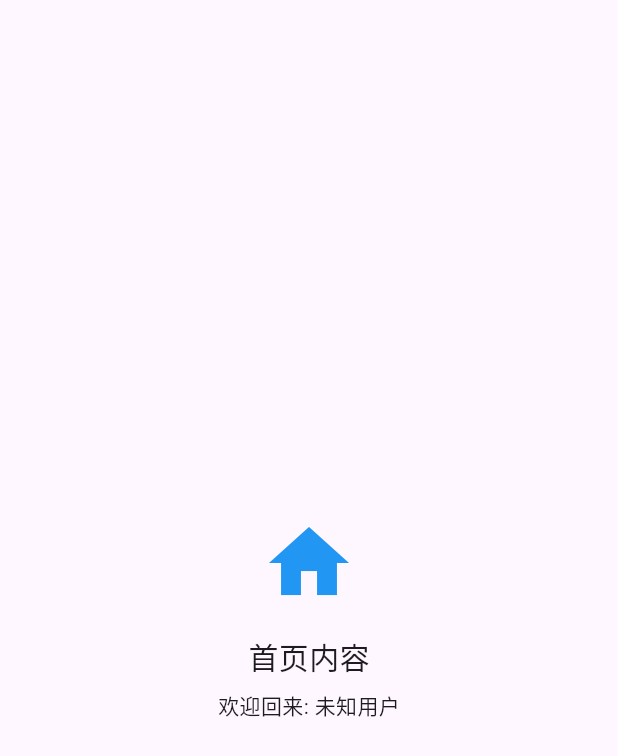
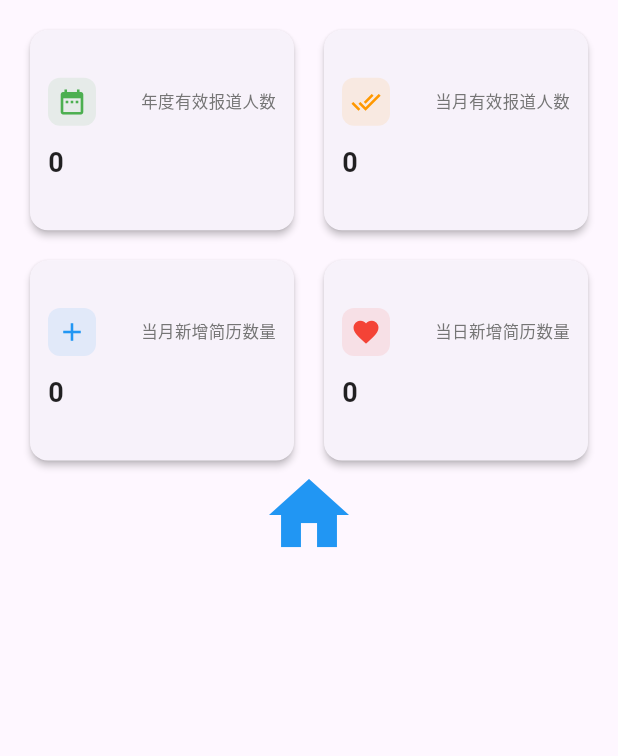
Before and after one commit to oubin17/lushi_app, a Flutter app: the IndexPage widget shown alone on an empty page, opened directly, on a phone screen of 412 x 824 dp. Shown: the top 756 px of the screen. Run offline on Flutter 3.47's test engine with Material 3 defaults, Android fonts, the light colour scheme and no system bars; our stand-ins replace dio, flutter_secure_storage, flutter_svg, fluttertoast, shared_preferences; missing offline and left inert: encrypt, pointycastle; accounts and stored records are empty; network calls fail.

Commit message:
添加项目统计接口

```diff
--- a/lib/core/constants/base_constants.dart
+++ b/lib/core/constants/base_constants.dart
@@ -3,7 +3,9 @@ import 'package:lushi_app/core/constants/system/system_constants.dart';
 class BaseConstants {
   // 根据平台自动选择正确的 baseUrl
   static String get baseUrl {
-    return 'http://${SystemConstants.serverIp}:8080/odk-base-template/api';
+    return 'http://${SystemConstants.serverIp}:8082/lushi-crm/api';
+
+    // return 'http://${SystemConstants.serverIp}:8080/odk-base-template/api';
 
     // iOS 模拟器或真机
     // if (Platform.isIOS) {
--- a/lib/core/constants/system/system_constants.dart
+++ b/lib/core/constants/system/system_constants.dart
@@ -6,7 +6,9 @@ class SystemConstants {
   static const String tokenHeader = 'ODK-TOKEN';
 
   // 租户ID
-  static const String tenantId = 'DEFAULT';
+  static const String tenantId = 'ODK-LUSHI';
+
+  // static const String tenantId = 'ODK-LUSHI';
 
   static String get serverIp {
     // iOS 模拟器或真机
--- a/lib/features/auth/data/models/userlogin_response.dart
+++ b/lib/features/auth/data/models/userlogin_response.dart
@@ -13,6 +13,7 @@ class UserLoginResponse extends UserEntity {
   String? isAdmin;
   UserLoginResponse({
     this.token,
+    this.isAdmin,
     required super.userId,
     required super.userType,
     required super.userStatus,
--- a/lib/features/auth/presentation/login_or_regist.dart
+++ b/lib/features/auth/presentation/login_or_regist.dart
@@ -35,16 +35,34 @@ class _InnerLoginPageState extends State<InnerLoginPage> {
   Widget build(BuildContext context) {
     return Scaffold(
       appBar: BasicAppbar(
-        title: SvgPicture.asset(AppImages.logoBg, height: 40),
+        // title: SvgPicture.asset(AppImages.logoBg, height: 80),
+        title: Text(widget.title),
       ),
-      body: Padding(
-        padding: const EdgeInsets.symmetric(horizontal: 30.0, vertical: 50.0),
+      body: Stack(
+        children: [
+          SvgPicture.asset(
+            AppImages.logoBg,
+            width: double.infinity,
+            height: double.infinity,
+          ),
+          // 背景图片
+          // Image.asset(
+          //   AppImages.authBg,
+          //   fit: BoxFit.cover,
+          //   width: double.infinity,
+          //   height: double.infinity,
+          // ),
+          Padding(
+            padding: const EdgeInsets.symmetric(
+              horizontal: 30.0,
+              vertical: 50.0,
+            ),
             child: Form(
               key: _formKey,
               child: Column(
                 crossAxisAlignment: CrossAxisAlignment.center,
                 children: [
-              _registerText(),
+                  // _registerText(),
                   const SizedBox(height: 20),
                   _emailField(context),
                   const SizedBox(height: 20),
@@ -55,6 +73,10 @@ class _InnerLoginPageState extends State<InnerLoginPage> {
                 ],
               ),
             ),
+          ),
+        ],
+
+        // Container(color: Colors.black.withOpacity(0.3)),
       ),
     );
   }
@@ -99,6 +121,7 @@ class _InnerLoginPageState extends State<InnerLoginPage> {
     return TextFormField(
       controller: _emailController,
       decoration: const InputDecoration(hintText: '账号'),
+      // style: const TextStyle(fontSize: 16),
       validator: (value) {
         if (value == null || value.isEmpty) {
           return '请输入账号';
--- a/lib/features/auth/presentation/welcome.dart
+++ b/lib/features/auth/presentation/welcome.dart
@@ -26,26 +26,26 @@ class Welcome extends StatelessWidget {
                 const SizedBox(height: 200),
                 const Center(
                   child: Text(
-                    '禄仕人力管理系统',
+                    '禄仕管理系统',
                     style: TextStyle(
-                      fontSize: 28,
-                      color: Color.fromARGB(255, 127, 144, 235),
+                      fontSize: 30,
+                      color: Color.fromARGB(255, 12, 178, 189),
                       fontWeight: FontWeight.bold,
                     ),
                   ),
                 ),
                 const Spacer(),
-                BasicAppButton(
-                  onPressed: () {
+                GestureDetector(
+                  onTap: () {
+                    // 执行跳转
                     Navigator.push(
                       context,
                       MaterialPageRoute(
-                        builder: (BuildContext context) =>
-                            const LoginOrRegist(),
+                        builder: (context) => const LoginOrRegist(),
                       ),
                     );
                   },
-                  title: "登录",
+                  child: const Icon(Icons.login, size: 40, color: Colors.white),
                 ),
                 const SizedBox(height: 20),
               ],
--- /dev/null
+++ b/lib/features/home/data/api/home_resume_api.dart
@@ -0,0 +1,32 @@
+import 'package:lushi_app/core/network/api_service.dart';
+import 'package:lushi_app/core/utils/log_utils.dart';
+import 'package:lushi_app/features/home/data/models/projectinfo_statistics_response.dart';
+import 'package:lushi_app/models/response/service_response.dart';
+
+class HomeResumeApi {
+  final ApiService _apiService = ApiService.instance;
+
+  Future<ProjectInfoStatisticsResponse> getProjectInfoStatistics() async {
+    try {
+      ServiceResponse response = await _apiService.get(
+        '/project/info/statistic',
+      );
+
+      if (response.data == null) {
+        return ProjectInfoStatisticsResponse(
+          validReportCount: 0,
+          addReportCount: 0,
+          reviewCount: 0,
+          todayReviewCount: 0,
+        );
+      }
+
+      return ProjectInfoStatisticsResponse.fromJson(
+        response.data as Map<String, dynamic>,
+      );
+    } catch (e, stackTrace) {
+      Log.e('🚨 [HomeResumeApi] 获取项目统计信息失败: $e, $stackTrace');
+      rethrow;
+    }
+  }
+}
--- /dev/null
+++ b/lib/features/home/data/models/projectinfo_statistics_response.dart
@@ -0,0 +1,22 @@
+import 'package:json_annotation/json_annotation.dart';
+
+part 'projectinfo_statistics_response.g.dart';
+
+@JsonSerializable()
+class ProjectInfoStatisticsResponse {
+  int validReportCount = 0;
+  int addReportCount = 0;
+  int reviewCount = 0;
+  int todayReviewCount = 0;
+
+  ProjectInfoStatisticsResponse({
+    required this.validReportCount,
+    required this.addReportCount,
+    required this.reviewCount,
+    required this.todayReviewCount,
+  });
+  factory ProjectInfoStatisticsResponse.fromJson(Map<String, dynamic> json) =>
+      _$ProjectInfoStatisticsResponseFromJson(json);
+
+  Map<String, dynamic> toJson() => _$ProjectInfoStatisticsResponseToJson(this);
+}
--- /dev/null
+++ b/lib/features/home/domain/home_resume_service.dart
@@ -0,0 +1,11 @@
+import 'package:lushi_app/features/home/data/api/home_resume_api.dart';
+import 'package:lushi_app/features/home/data/models/projectinfo_statistics_response.dart';
+
+class HomeResumeService {
+  final HomeResumeApi homeResumeApi = HomeResumeApi();
+
+  /// 获取首页项目统计信息
+  Future<ProjectInfoStatisticsResponse> getProjectInfoStatistics() async {
+    return await homeResumeApi.getProjectInfoStatistics();
+  }
+}
--- a/lib/features/home/presentation/pages/index_page.dart
+++ b/lib/features/home/presentation/pages/index_page.dart
@@ -1,6 +1,7 @@
 import 'package:flutter/material.dart';
 import 'package:lushi_app/core/storage/storage_manager.dart';
 import 'package:lushi_app/features/auth/data/models/userlogin_response.dart';
+import 'package:lushi_app/features/home/presentation/widgets/projectinfo_gridview_widget.dart';
 
 class IndexPage extends StatelessWidget {
   const IndexPage({super.key});
@@ -12,15 +13,18 @@ class IndexPage extends StatelessWidget {
       (json) => UserLoginResponse.fromJson(json),
     );
 
-    return Center(
+    return Padding(
+      padding: const EdgeInsets.all(16.0),
       child: Column(
-        mainAxisAlignment: MainAxisAlignment.center,
+        // mainAxisAlignment: MainAxisAlignment.center,
         children: [
+          ProjectInfoGridViewWidget(),
+
           const Icon(Icons.home, size: 64, color: Colors.blue),
-          const SizedBox(height: 16),
-          const Text('首页内容', style: TextStyle(fontSize: 20)),
-          const SizedBox(height: 8),
-          Text('欢迎回来: ${userLoginResponse?.userId ?? "未知用户"}'),
+          // const SizedBox(height: 16),
+          // const Text('首页内容', style: TextStyle(fontSize: 20)),
+          // const SizedBox(height: 8),
+          // Text('欢迎回来: ${userLoginResponse?.userId ?? "未知用户"}'),
         ],
       ),
     );
--- a/lib/features/home/presentation/pages/profile_page.dart
+++ b/lib/features/home/presentation/pages/profile_page.dart
@@ -39,7 +39,7 @@ class ProfilePage extends StatelessWidget {
   /// 构建个人信息卡片
   Widget _buildInfoCard(UserLoginResponse user) {
     return Card(
-      elevation: 4, // 阴影高度
+      elevation: 2, // 阴影高度
       shape: RoundedRectangleBorder(
         borderRadius: BorderRadius.circular(12),
       ), // 圆角
--- /dev/null
+++ b/lib/features/home/presentation/widgets/projectinfo_gridview_widget.dart
@@ -0,0 +1,137 @@
+import 'package:flutter/material.dart';
+import 'package:lushi_app/features/home/data/models/projectinfo_statistics_response.dart';
+import 'package:lushi_app/features/home/domain/home_resume_service.dart';
+
+class ProjectInfoGridViewWidget extends StatefulWidget {
+  const ProjectInfoGridViewWidget({super.key});
+
+  @override
+  State<ProjectInfoGridViewWidget> createState() =>
+      _ProjectInfoGridViewWidgetState();
+}
+
+class _ProjectInfoGridViewWidgetState extends State<ProjectInfoGridViewWidget> {
+  /// 项目统计信息
+  ProjectInfoStatisticsResponse? projectInfoStatisticsResponse;
+
+  @override
+  void initState() {
+    super.initState();
+    getProjectInfoStatistics();
+  }
+
+  /// 获取项目统计信息
+  Future<void> getProjectInfoStatistics() async {
+    projectInfoStatisticsResponse = await HomeResumeService()
+        .getProjectInfoStatistics();
+    setState(() {});
+  }
+
+  @override
+  Widget build(BuildContext context) {
+    return // 使用 GridView 实现 2x2 布局
+    GridView.count(
+      shrinkWrap: true,
+      physics: const NeverScrollableScrollPhysics(),
+      crossAxisCount: 2,
+      crossAxisSpacing: 12,
+      mainAxisSpacing: 12,
+      childAspectRatio: 1.3, // 稍微降低比例，增加卡片高度
+      children: [
+        StatCard(
+          title: "年度有效报道人数",
+          value:
+              projectInfoStatisticsResponse?.validReportCount.toString() ?? "0",
+          icon: Icons.date_range,
+          color: Colors.green,
+        ),
+        StatCard(
+          title: "当月有效报道人数",
+          value: projectInfoStatisticsResponse?.reviewCount.toString() ?? "0",
+          icon: Icons.done_all,
+          color: Colors.orange,
+        ),
+        StatCard(
+          title: "当月新增简历数量",
+          value:
+              projectInfoStatisticsResponse?.addReportCount.toString() ?? "0",
+          icon: Icons.add,
+          color: Colors.blue,
+        ),
+        StatCard(
+          title: "当日新增简历数量",
+          value:
+              projectInfoStatisticsResponse?.todayReviewCount.toString() ?? "0",
+          icon: Icons.favorite,
+          color: Colors.red,
+        ),
+      ],
+    );
+  }
+}
+
+// 封装好的统计卡片组件
+class StatCard extends StatelessWidget {
+  final String title;
+  final String value;
+  final IconData icon;
+  final Color color;
+
+  const StatCard({
+    super.key,
+    required this.title,
+    required this.value,
+    required this.icon,
+    required this.color,
+  });
+
+  @override
+  Widget build(BuildContext context) {
+    return Card(
+      elevation: 2,
+      shape: RoundedRectangleBorder(borderRadius: BorderRadius.circular(12)),
+      child: Padding(
+        padding: const EdgeInsets.all(12.0), // 减小内边距
+        child: Column(
+          crossAxisAlignment: CrossAxisAlignment.start,
+          mainAxisAlignment: MainAxisAlignment.center,
+          children: [
+            Row(
+              mainAxisAlignment: MainAxisAlignment.spaceBetween,
+              children: [
+                // 左侧图标背景
+                Container(
+                  padding: const EdgeInsets.all(6), // 减小图标容器内边距
+                  decoration: BoxDecoration(
+                    color: color.withOpacity(0.1),
+                    borderRadius: BorderRadius.circular(8),
+                  ),
+                  child: Icon(icon, color: color, size: 20), // 稍微减小图标大小
+                ),
+                Flexible(
+                  // 使用 Flexible 防止标题过长导致横向溢出
+                  child: Text(
+                    title,
+                    style: TextStyle(fontSize: 11, color: Colors.grey[600]),
+                    overflow: TextOverflow.ellipsis,
+                  ),
+                ),
+              ],
+            ),
+            const SizedBox(height: 12), // 减小间距
+            // 数值
+            Text(
+              value,
+              style: const TextStyle(
+                fontSize: 18, // 稍微减小字体
+                fontWeight: FontWeight.bold,
+                color: Colors.black87,
+              ),
+              overflow: TextOverflow.ellipsis,
+            ),
+          ],
+        ),
+      ),
+    );
+  }
+}
--- a/lib/widgets/button/basic_app_button.dart
+++ b/lib/widgets/button/basic_app_button.dart
@@ -17,8 +17,8 @@ class BasicAppButton extends StatelessWidget {
     return ElevatedButton(
       onPressed: onPressed,
       style: ElevatedButton.styleFrom(
-        minimumSize: Size.fromHeight(height ?? 80),
-        backgroundColor: const Color.fromARGB(255, 47, 204, 8),
+        minimumSize: Size.fromHeight(height ?? 60),
+        backgroundColor: const Color.fromARGB(255, 4, 132, 201),
       ),
       child: Text(title, style: TextStyle(color: Colors.black, fontSize: 20)),
     );
```
Also changed, not shown: assets/images/auth/auth_bg.jpg, lib/features/auth/data/models/userlogin_response.g.dart, lib/features/home/data/models/projectinfo_statistics_response.g.dart (added), lib/models/entities/user_entity.g.dart, 1 other file. Lines whose indentation alone changed are shown as unchanged.
